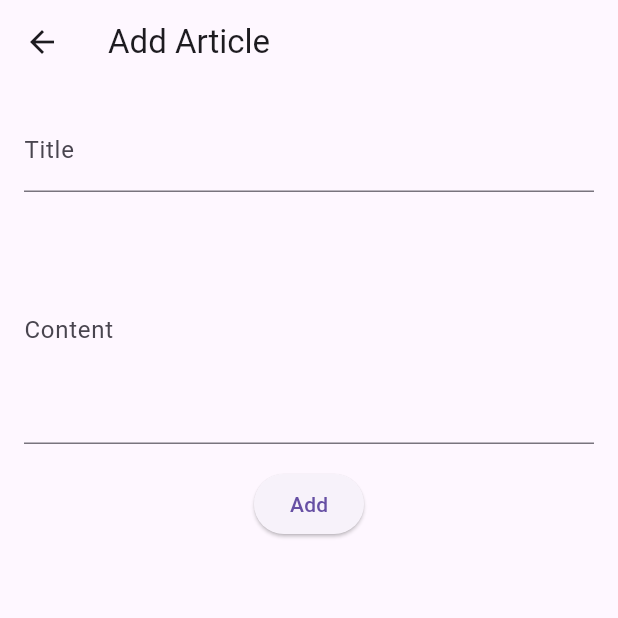
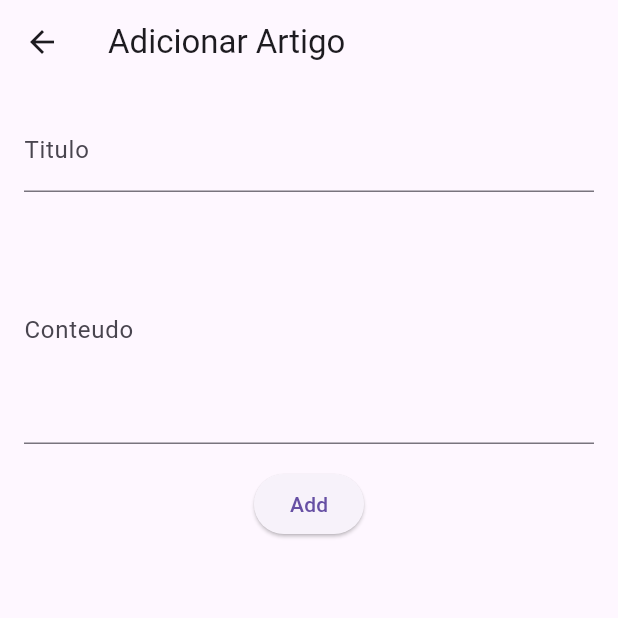
Before and after one commit to Stolf7/mywiki-douglas-dezembro, a Flutter app: the screen it shows after launch, after a tap on the "add" icon, on a phone screen of 412 x 824 dp, the top half of it. Run offline on Flutter 3.47's test engine with Material 3 defaults, Android fonts, the phone set to English and light mode, and no system bars; Roboto replaces fonts that are missing (Poppins).

Commit message:
v1.0 PersonalWiki DOuglas

```diff
--- a/lib/pages/add_article_page.dart
+++ b/lib/pages/add_article_page.dart
@@ -13,7 +13,7 @@ class AddArticlePage extends StatelessWidget {
 
     return Scaffold(
       appBar: AppBar(
-        title: const Text('Add Article'),
+        title: const Text('Adicionar Artigo'),
       ),
       body: Padding(
         padding: const EdgeInsets.all(16.0),
@@ -21,12 +21,12 @@ class AddArticlePage extends StatelessWidget {
           children: [
             TextField(
               controller: titleController,
-              decoration: const InputDecoration(labelText: 'Title'),
+              decoration: const InputDecoration(labelText: 'Titulo'),
             ),
             const SizedBox(height: 16),
             TextField(
               controller: contentController,
-              decoration: const InputDecoration(labelText: 'Content'),
+              decoration: const InputDecoration(labelText: 'Conteudo'),
               maxLines: 5,
             ),
             const SizedBox(height: 16),
--- a/lib/pages/home_page.dart
+++ b/lib/pages/home_page.dart
@@ -14,10 +14,10 @@ class HomePage extends StatelessWidget {
 
     return Scaffold(
       appBar: AppBar(
-        title: const Text('Wiki App'),
+        title: const Text('My Wiki'),
       ),
       body: articles.isEmpty
-          ? const Center(child: Text('No articles yet. Add one!'))
+          ? const Center(child: Text('Você ainda não possui artigos, adicione um!'))
           : ListView.builder(
         itemCount: articles.length,
         itemBuilder: (context, index) {
```
